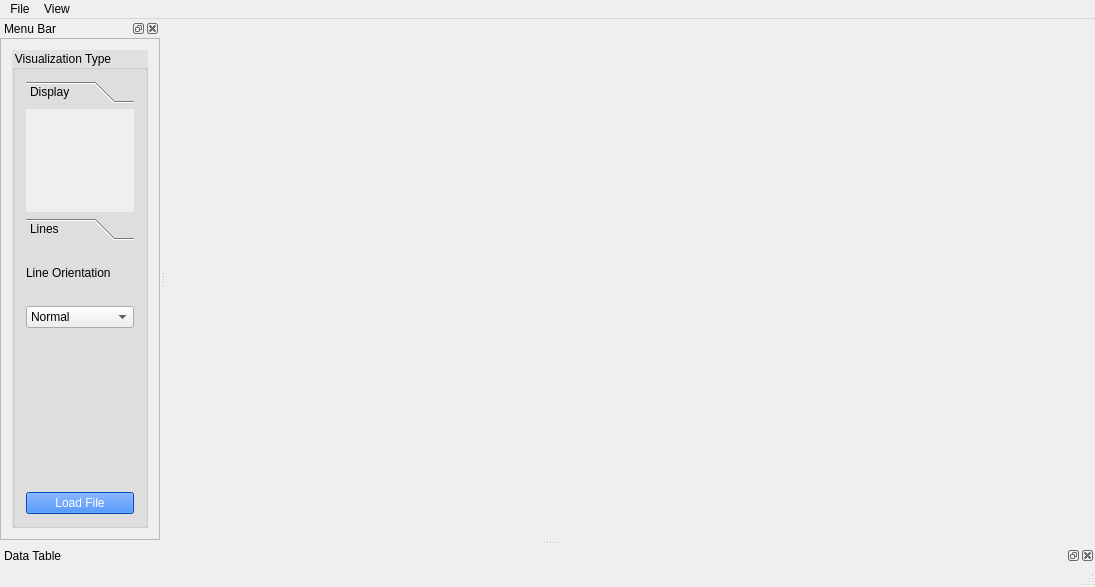
DarthCoder117/Lots-of-Lines, file Application/LotsOfLinesApp/LotsOfLinesApp/LotsOfLinesApp.ui: the form before one commit.
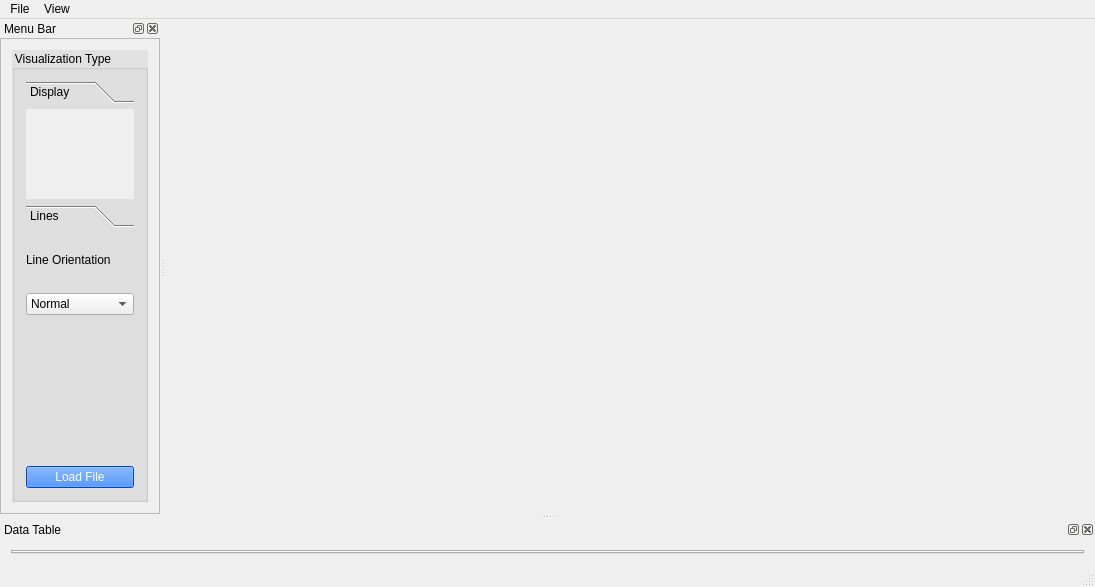
The form after the commit.

Commit message: Implemented data table.

```diff
--- a/Application/LotsOfLinesApp/LotsOfLinesApp/LotsOfLinesApp.ui
+++ b/Application/LotsOfLinesApp/LotsOfLinesApp/LotsOfLinesApp.ui
@@ -104,8 +104,8 @@
          <rect>
           <x>0</x>
           <y>0</y>
-          <width>185</width>
-          <height>480</height>
+          <width>133</width>
+          <height>472</height>
          </rect>
         </property>
         <layout class="QVBoxLayout" name="verticalLayout_2">
@@ -133,8 +133,8 @@
                 <rect>
                  <x>0</x>
                  <y>0</y>
-                 <width>147</width>
-                 <height>104</height>
+                 <width>95</width>
+                 <height>96</height>
                 </rect>
                </property>
                <attribute name="label">
@@ -260,7 +260,17 @@
    <attribute name="dockWidgetArea">
     <number>8</number>
    </attribute>
-   <widget class="QWidget" name="dockWidgetContents_2"/>
+   <widget class="QWidget" name="dockWidgetContents_2">
+    <layout class="QGridLayout" name="gridLayout">
+     <item row="0" column="0">
+      <widget class="QTabWidget" name="dataClassTabs">
+       <property name="currentIndex">
+        <number>-1</number>
+       </property>
+      </widget>
+     </item>
+    </layout>
+   </widget>
   </widget>
   <action name="actionLoad">
    <property name="text">
```
The commit also changes 7 other files.
